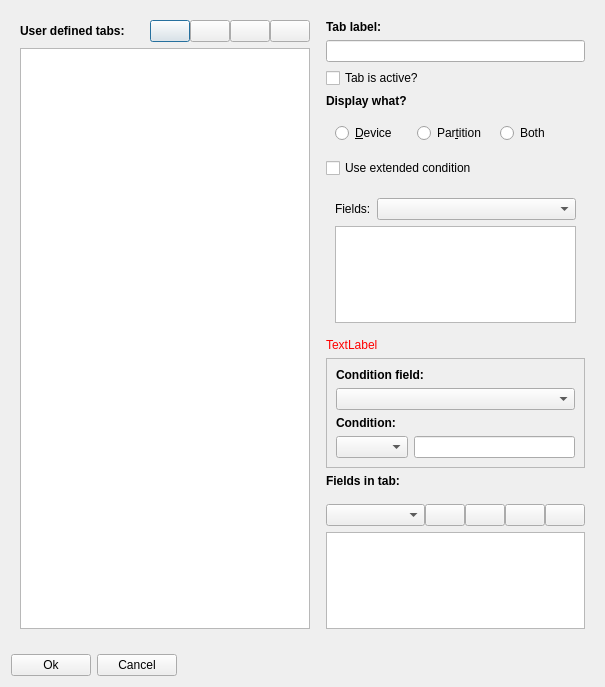
Old version of the form ui/tabconfig.ui in the repository iddekingej/blgui.
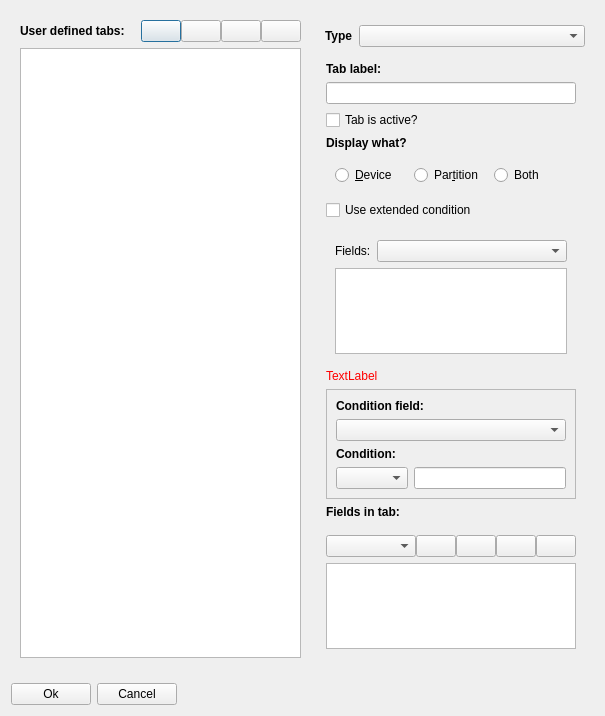
New version of the form. Icons and pictures are not drawn.

```diff
--- a/ui/tabconfig.ui
+++ b/ui/tabconfig.ui
@@ -7,7 +7,7 @@
     <x>0</x>
     <y>0</y>
     <width>605</width>
-    <height>687</height>
+    <height>716</height>
    </rect>
   </property>
   <property name="sizePolicy">
@@ -149,6 +149,47 @@
      </item>
      <item>
       <widget class="QWidget" name="editTabDef" native="true">
+       <property name="minimumSize">
+        <size>
+         <width>0</width>
+         <height>0</height>
+        </size>
+       </property>
+       <layout class="QVBoxLayout" name="verticalLayout_6">
+        <item>
+         <layout class="QHBoxLayout" name="horizontalLayout_11">
+          <property name="topMargin">
+           <number>5</number>
+          </property>
+          <item>
+           <widget class="QLabel" name="label_7">
+            <property name="enabled">
+             <bool>true</bool>
+            </property>
+            <property name="sizePolicy">
+             <sizepolicy hsizetype="Maximum" vsizetype="Preferred">
+              <horstretch>0</horstretch>
+              <verstretch>0</verstretch>
+             </sizepolicy>
+            </property>
+            <property name="font">
+             <font>
+              <weight>75</weight>
+              <bold>true</bold>
+             </font>
+            </property>
+            <property name="text">
+             <string>Type</string>
+            </property>
+           </widget>
+          </item>
+          <item>
+           <widget class="QComboBox" name="typeSelection"/>
+          </item>
+         </layout>
+        </item>
+        <item>
+         <widget class="QWidget" name="userDefinition" native="true">
        <layout class="QVBoxLayout" name="verticalLayout_2">
         <property name="leftMargin">
          <number>1</number>
@@ -473,6 +514,22 @@
            <set>QAbstractItemView::NoEditTriggers</set>
           </property>
          </widget>
+           </item>
+          </layout>
+         </widget>
+        </item>
+        <item>
+         <spacer name="verticalSpacer">
+          <property name="orientation">
+           <enum>Qt::Vertical</enum>
+          </property>
+          <property name="sizeHint" stdset="0">
+           <size>
+            <width>20</width>
+            <height>40</height>
+           </size>
+          </property>
+         </spacer>
         </item>
        </layout>
       </widget>
```
Lines whose indentation alone changed are shown as unchanged.
